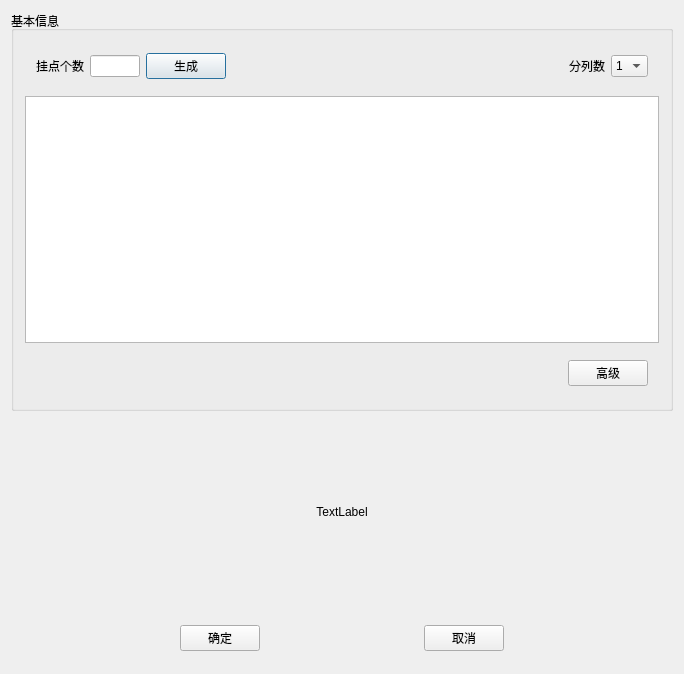
Shixuku/Tower-Visual, file TW/Wire_InterFace.ui: the form before one commit.
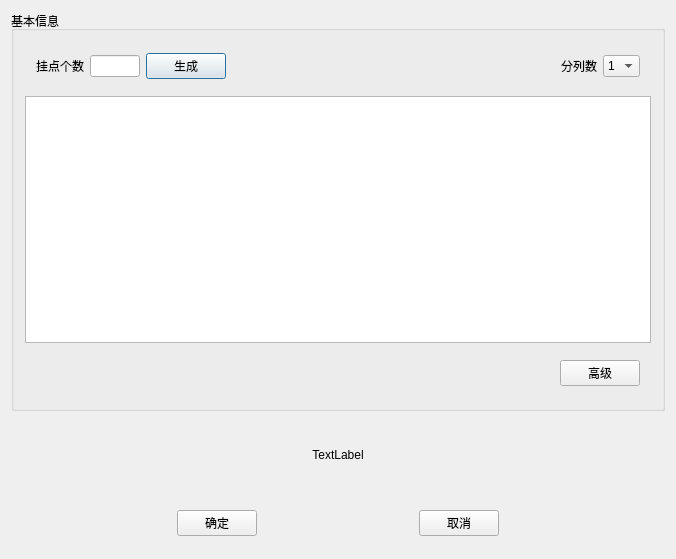
The form after the commit.

Patch:
```diff
--- a/TW/Wire_InterFace.ui
+++ b/TW/Wire_InterFace.ui
@@ -6,15 +6,15 @@
    <rect>
     <x>0</x>
     <y>0</y>
-    <width>684</width>
-    <height>674</height>
+    <width>676</width>
+    <height>559</height>
    </rect>
   </property>
   <property name="windowTitle">
    <string>Wire_InterFace</string>
   </property>
-  <layout class="QVBoxLayout" name="verticalLayout">
-   <item>
+  <layout class="QGridLayout" name="gridLayout">
+   <item row="0" column="0">
     <widget class="QGroupBox" name="groupBox">
      <property name="maximumSize">
       <size>
@@ -179,7 +179,7 @@
      </layout>
     </widget>
    </item>
-   <item>
+   <item row="1" column="0">
     <widget class="QLabel" name="label">
      <property name="maximumSize">
       <size>
@@ -195,7 +195,7 @@
      </property>
     </widget>
    </item>
-   <item>
+   <item row="2" column="0">
     <widget class="QWidget" name="widget_5" native="true">
      <property name="maximumSize">
       <size>
```
